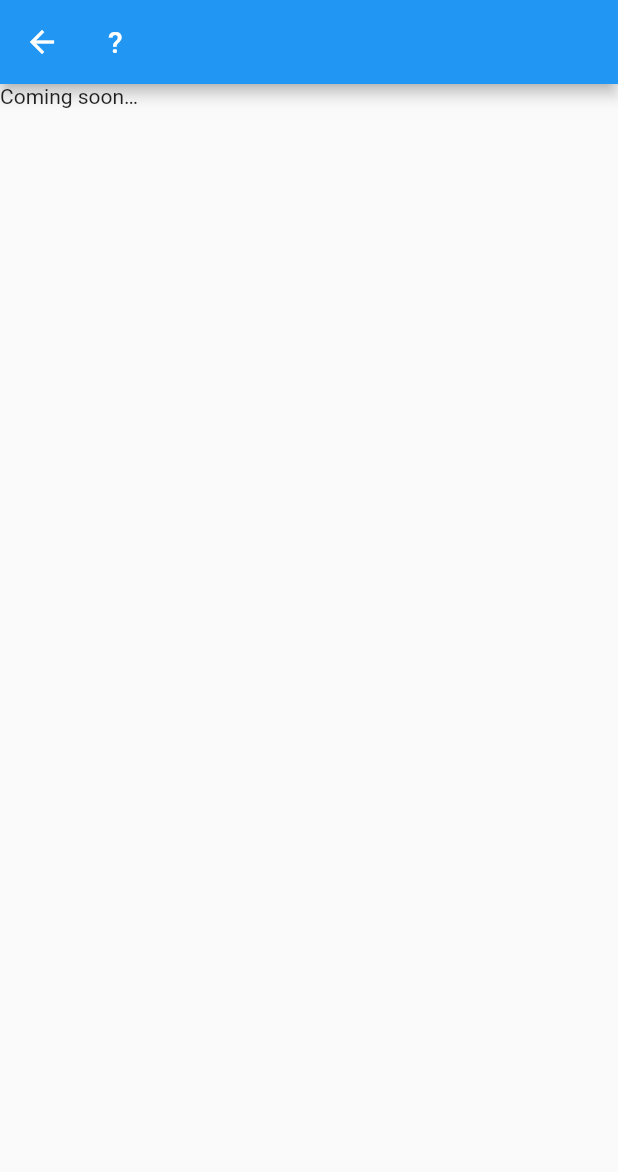
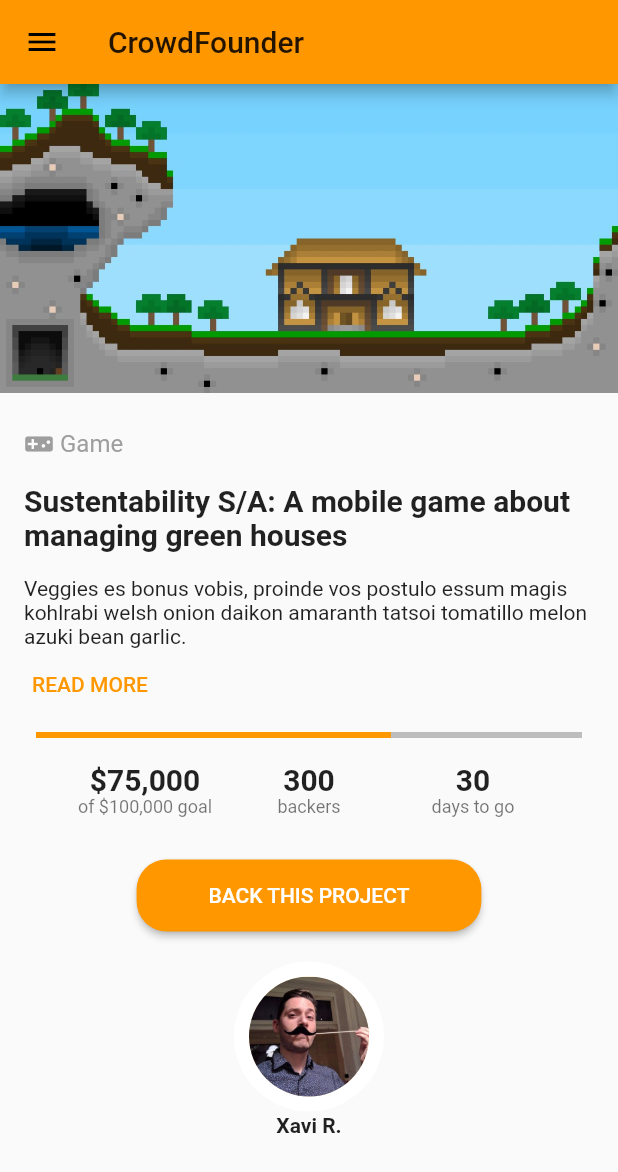
Before and after one commit to xrigau/flutter_playground, a Flutter app: the Challenge01Page screen opened by its route, on a phone screen of 412 x 824 dp. Shown: the top 1172 px of the screen. Run offline on Flutter 3.47's test engine with Material 2 defaults, Android fonts, the light colour scheme and no system bars; our stand-ins replace built_collection, built_value; generated files the repository leaves out were written again.

Commit message:
Add 1st challenge code, needs fixing the avatar position

```diff
--- /dev/null
+++ b/lib/challenge01.dart
@@ -0,0 +1,179 @@
+import 'package:flutter/material.dart';
+
+ThemeData challenge01Theme() => ThemeData(
+      primarySwatch: Colors.orange,
+      buttonColor: Colors.orange,
+      brightness: Brightness.light,
+    );
+
+class Challenge01Page extends StatelessWidget {
+  static const String ROUTE = '/challenge01';
+
+  @override
+  Widget build(BuildContext context) => Scaffold(
+        appBar: AppBar(
+          title: Text('CrowdFounder'),
+          leading: IconButton(
+            icon: Icon(Icons.menu),
+            onPressed: () {},
+          ),
+        ),
+        body: _body(context),
+      );
+
+  Widget _body(BuildContext context) => ListView(
+        children: <Widget>[
+          _heroImage(),
+          _mainContent(context),
+        ],
+      );
+
+  Padding _mainContent(BuildContext context) => Padding(
+        padding: EdgeInsets.symmetric(vertical: 24.0, horizontal: 16.0),
+        child: Column(
+          children: <Widget>[
+            _category(context),
+            _projectName(context),
+            _description(context),
+            _readMore(context),
+            _fundProgress(context),
+            _fundInformation(context),
+            _backProjectButton(context),
+            _userAvatar(context),
+          ],
+        ),
+      );
+
+  Widget _heroImage() => Image.asset('assets/challenge01/hero.jpg');
+
+  Widget _category(BuildContext context) => Row(
+        children: <Widget>[
+          Icon(
+            Icons.videogame_asset,
+            size: 20.0,
+            color: Colors.grey,
+          ),
+          Padding(
+            padding: EdgeInsets.symmetric(horizontal: 4.0),
+            child: Text(
+              'Game',
+              style: _Theme.of(context).category,
+            ),
+          ),
+        ],
+      );
+
+  Widget _projectName(BuildContext context) => Padding(
+        padding: EdgeInsets.only(top: 16.0),
+        child: Text(
+          'Sustentability S/A: A mobile game about managing green houses',
+          style: _Theme.of(context).title,
+        ),
+      );
+
+  Widget _description(BuildContext context) => Padding(
+        padding: EdgeInsets.only(top: 16.0),
+        child: Text(
+          'Veggies es bonus vobis, proinde vos postulo essum magis kohlrabi welsh onion daikon amaranth tatsoi tomatillo melon azuki bean garlic.',
+          style: _Theme.of(context).description,
+        ),
+      );
+
+  Widget _readMore(BuildContext context) => Row(
+        children: <Widget>[
+          FlatButton(
+            padding: EdgeInsets.symmetric(vertical: 16.0),
+            child: Text(
+              'READ MORE',
+              style: _Theme.of(context).readMore,
+            ),
+            onPressed: () {},
+          ),
+        ],
+      );
+
+  Widget _fundProgress(BuildContext context) => Padding(
+        padding: EdgeInsets.all(8.0),
+        child: Container(
+          child: LinearProgressIndicator(
+            backgroundColor: Colors.grey.shade400,
+            value: 0.65,
+          ),
+        ),
+      );
+
+  Widget _fundInformation(BuildContext context) => Padding(
+        padding: EdgeInsets.symmetric(vertical: 8.0, horizontal: 26.0),
+        child: Row(
+          children: <Widget>[
+            _fundingInfoItem(context, '\$75,000', 'of \$100,000 goal'),
+            _fundingInfoItem(context, '300', 'backers'),
+            _fundingInfoItem(context, '30', 'days to go'),
+          ],
+        ),
+      );
+
+  Widget _fundingInfoItem(BuildContext context, String topText, String bottomText) => Expanded(
+        child: Column(
+          children: <Widget>[
+            Text(
+              topText,
+              style: _Theme.of(context).title,
+            ),
+            Text(
+              bottomText,
+              style: _Theme.of(context).subtitle,
+            ),
+          ],
+        ),
+      );
+
+  Widget _backProjectButton(BuildContext context) => Padding(
+        padding: EdgeInsets.all(20.0),
+        child: RaisedButton(
+          onPressed: () {},
+          padding: EdgeInsets.symmetric(horizontal: 48.0, vertical: 16.0),
+          shape: RoundedRectangleBorder(borderRadius: BorderRadius.all(Radius.circular(20.0))),
+          child: Text(
+            'BACK THIS PROJECT',
+            style: _Theme.of(context).backThisProject,
+          ),
+        ),
+      );
+
+  Widget _userAvatar(BuildContext context) => Column(
+        children: <Widget>[
+          CircleAvatar(
+            radius: 50.0,
+            child: CircleAvatar(
+              radius: 40.0,
+              backgroundImage: ExactAssetImage('assets/challenge01/avatar.jpg'),
+            ),
+            backgroundColor: Colors.white,
+          ),
+          Padding(
+            padding: EdgeInsets.only(top: 1.0),
+            child: Text(
+              'Xavi R.',
+              style: _Theme.of(context).name,
+            ),
+          ),
+        ],
+      );
+}
+
+class _Theme {
+  factory _Theme.of(BuildContext context) => _Theme(Theme.of(context));
+
+  final ThemeData _themeData;
+
+  _Theme(this._themeData);
+
+  TextStyle get category => _themeData.textTheme.subhead.copyWith(color: Colors.grey);
+  TextStyle get title => _themeData.textTheme.title.copyWith(fontWeight: FontWeight.bold);
+  TextStyle get description => _themeData.textTheme.body1;
+  TextStyle get readMore => _themeData.textTheme.button.copyWith(color: Colors.orange);
+  TextStyle get subtitle => _themeData.textTheme.caption;
+  TextStyle get backThisProject => _themeData.textTheme.button.copyWith(color: Colors.white);
+  TextStyle get name => _themeData.textTheme.body1.copyWith(fontWeight: FontWeight.bold);
+}
--- a/lib/challenge02.dart
+++ /dev/null
@@ -1,17 +0,0 @@
-import 'package:flutter/material.dart';
-
-ThemeData challenge01Theme() => ThemeData();
-
-class Challenge01Page extends StatelessWidget {
-  static const String ROUTE = '/challenge01';
-
-  @override
-  Widget build(BuildContext context) => Scaffold(
-        appBar: new AppBar(
-          title: new Text('?'),
-        ),
-        body: body(context),
-      );
-
-  Widget body(BuildContext context) => Text('Coming soon…');
-}
--- a/lib/main.dart
+++ b/lib/main.dart
@@ -1,6 +1,6 @@
 import 'package:flutter/material.dart';
 import 'package:flutter_playground/challenge00.dart';
-import 'package:flutter_playground/challenge02.dart';
+import 'package:flutter_playground/challenge01.dart';
 import 'package:flutter_playground/dragndrop.dart';
 import 'package:flutter_playground/recipes/recipes.dart';
 import 'package:flutter_playground/recipes/recipes_page.dart';
--- a/pubspec.yaml
+++ b/pubspec.yaml
@@ -19,5 +19,7 @@ dev_dependencies:
 
 
 flutter:
-
   uses-material-design: true
+  assets:
+    - assets/challenge01/hero.jpg
+    - assets/challenge01/avatar.jpg
```
Also changed, not shown: assets/challenge01/avatar.jpg (added), assets/challenge01/hero.jpg (added).
